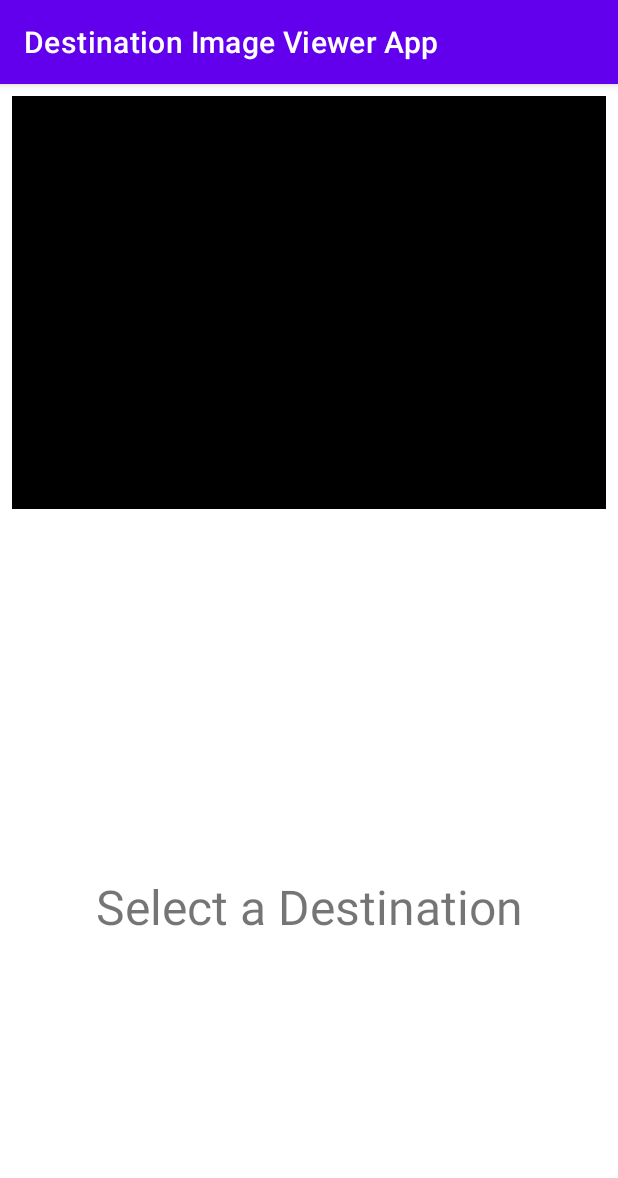
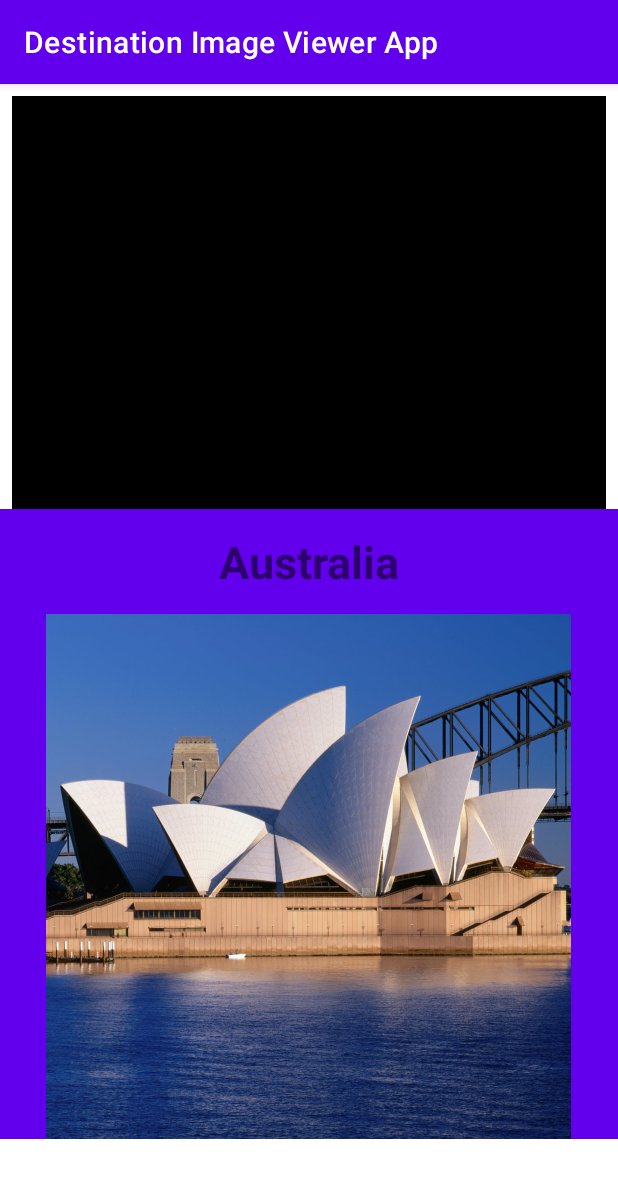
Before and after one commit to CoFlo35/MultipleActivities, an Android app: the screen it shows after launch (SelectActivity), on a phone screen of 412 x 824 dp. Shown: the top 1178 px of the screen. Run offline under Robolectric (Android 15) with nearby library versions, the phone set to English and light mode, and no system bars; libraries missing offline, so code that uses them is left out: edu.temple; 2 statements that could not run were skipped.

Commit message:
Non - Reusable DisplayFragment

```diff
--- a/app/build.gradle
+++ b/app/build.gradle
@@ -37,6 +37,7 @@ dependencies {
     implementation 'androidx.appcompat:appcompat:1.3.1'
     implementation 'com.google.android.material:material:1.4.0'
     implementation 'androidx.constraintlayout:constraintlayout:2.1.1'
+    implementation 'androidx.legacy:legacy-support-v4:1.0.0'
     testImplementation 'junit:junit:4.+'
     androidTestImplementation 'androidx.test.ext:junit:1.1.3'
     androidTestImplementation 'androidx.test.espresso:espresso-core:3.4.0'
--- /dev/null
+++ b/app/src/main/java/edu/temple/lab_4_multiple_activities/DisplayFragment.kt
@@ -0,0 +1,63 @@
+package edu.temple.lab_4_multiple_activities
+
+import android.os.Bundle
+import androidx.fragment.app.Fragment
+import android.view.LayoutInflater
+import android.view.View
+import android.view.ViewGroup
+import android.widget.ImageView
+import android.widget.TextView
+
+
+     lateinit var layout:View
+    lateinit var textView: TextView
+    lateinit var imageView: ImageView
+
+class DisplayFragment : Fragment() {
+
+    var name : String = "Australia"
+    var image : Int = R.drawable.australia.toInt()
+
+    override fun onCreate(savedInstanceState: Bundle?) {
+        super.onCreate(savedInstanceState)
+
+    }
+
+    override fun onCreateView(
+        inflater: LayoutInflater, container: ViewGroup?,
+        savedInstanceState: Bundle?
+    ): View? {
+        layout = inflater.inflate(R.layout.fragment_display, container, false)
+
+        textView = layout.findViewById(R.id.display_textViewName)
+        imageView = layout.findViewById(R.id.displayImageView)
+
+        textView.text = name
+        imageView.setImageResource(image)
+
+        return layout
+    }
+
+
+    companion object {
+        /**
+         * Use this factory method to create a new instance of
+         * this fragment using the provided parameters.
+         *
+         * @param param1 Parameter 1.
+         * @param param2 Parameter 2.
+         * @return A new instance of fragment DisplayFragment.
+         */
+        // TODO: Rename and change types and number of parameters
+        @JvmStatic
+        fun newInstance(param1: String, param2: Int) =
+            DisplayFragment().apply {
+                arguments = Bundle().apply {
+                    putString("name", param1)
+                    putInt("image", param2)
+                }
+            }
+    }
+
+
+}
--- a/app/src/main/java/edu/temple/lab_4_multiple_activities/SelectActivity.kt
+++ b/app/src/main/java/edu/temple/lab_4_multiple_activities/SelectActivity.kt
@@ -12,9 +12,19 @@ import edu.temple.Lab_4_Multiple_Activites.ImageAdapter
 import edu.temple.Lab_4_Multiple_Activites.ImageObject
 
 class SelectActivity : AppCompatActivity() {
+    lateinit var fragment : DisplayFragment
+
     override fun onCreate(savedInstanceState: Bundle?) {
         super.onCreate(savedInstanceState)
         setContentView(R.layout.activity_main)
+
+        fragment = DisplayFragment()
+
+        supportFragmentManager.beginTransaction()
+            .add(R.id.container1, fragment)
+            .commit()
+
+
 
         //initialize the list of objects
         val items = setDataInList()
@@ -29,6 +39,8 @@ class SelectActivity : AppCompatActivity() {
         // and then passed to adapter
         // This allows the onClick() callback
         // to have access to the activity's members
+
+
         val onClickListener = View.OnClickListener {
             val itemPosition = recyclerView.getChildAdapterPosition(it)
 
@@ -60,6 +72,8 @@ class SelectActivity : AppCompatActivity() {
 
         }
 
+
+
     }
 
     // Test data
--- a/app/src/main/res/layout/activity_main.xml
+++ b/app/src/main/res/layout/activity_main.xml
@@ -5,20 +5,7 @@
     android:id="@+id/constraint"
     android:layout_width="match_parent"
     android:layout_height="match_parent"
-    tools:context="edu.temple.Lab_4_Multiple_Activites.ImageActivity">
-
-    <TextView
-        android:id="@+id/textView"
-        android:layout_width="349dp"
-        android:layout_height="125dp"
-        android:gravity="center"
-        android:text="@string/selction_prompt"
-        android:textSize="32sp"
-        app:layout_constraintBottom_toBottomOf="parent"
-        app:layout_constraintLeft_toLeftOf="parent"
-        app:layout_constraintRight_toRightOf="parent"
-        app:layout_constraintTop_toTopOf="parent"
-        app:layout_constraintVertical_bias="0.756" />
+    tools:context=".SelectActivity">
 
     <androidx.recyclerview.widget.RecyclerView
         android:id="@+id/recyclerView"
@@ -35,5 +22,14 @@
 
     </androidx.recyclerview.widget.RecyclerView>
 
+    <androidx.fragment.app.FragmentContainerView
+        android:id="@+id/container1"
+        android:name="edu.temple.lab_4_multiple_activities.DisplayFragment"
+        android:layout_width="wrap_content"
+        android:layout_height="wrap_content"
+        app:layout_constraintEnd_toEndOf="parent"
+        app:layout_constraintStart_toStartOf="parent"
+        app:layout_constraintTop_toBottomOf="@id/recyclerView" />
+
 
 </androidx.constraintlayout.widget.ConstraintLayout>
--- /dev/null
+++ b/app/src/main/res/layout/fragment_display.xml
@@ -0,0 +1,37 @@
+<?xml version="1.0" encoding="utf-8"?>
+<androidx.constraintlayout.widget.ConstraintLayout xmlns:android="http://schemas.android.com/apk/res/android"
+    xmlns:app="http://schemas.android.com/apk/res-auto"
+    xmlns:tools="http://schemas.android.com/tools"
+    android:layout_width="wrap_content"
+    android:layout_height="wrap_content"
+    android:background="@color/purple_500"
+    tools:context=".DisplayFragment">
+
+
+    <TextView
+        android:id="@+id/display_textViewName"
+        android:layout_width="225dp"
+        android:layout_height="70dp"
+        android:layout_marginStart="114dp"
+
+        android:layout_marginEnd="115dp"
+        android:gravity="center"
+        android:text="Name"
+        android:textSize="30dp"
+        android:textStyle="bold"
+        app:layout_constraintEnd_toEndOf="parent"
+        app:layout_constraintHorizontal_bias="0.488"
+        app:layout_constraintStart_toStartOf="parent"
+        app:layout_constraintTop_toTopOf="parent" />
+
+    <ImageView
+        android:id="@+id/displayImageView"
+        android:layout_width="350dp"
+        android:layout_height="350dp"
+        app:layout_constraintEnd_toEndOf="parent"
+        app:layout_constraintHorizontal_bias="0.491"
+        app:layout_constraintStart_toStartOf="parent"
+        app:layout_constraintTop_toBottomOf="@+id/display_textViewName"
+        tools:srcCompat="@tools:sample/avatars" />
+
+</androidx.constraintlayout.widget.ConstraintLayout>
--- a/app/src/main/res/values/strings.xml
+++ b/app/src/main/res/values/strings.xml
@@ -1,31 +1,31 @@
 <resources>
     <string name="app_name" translatable="false">Lab_4_Multiple_Activities</string>
     <string name="selction_prompt">Select a Destination</string>
-    <string name ="destination_option_0">Australia</string>
-    <string name ="destination_option_1">Brazil</string>
-    <string name ="destination_option_2">China</string>
-    <string name ="destination_option_3">Dubai</string>
-    <string name ="destination_option_4">Eygpt</string>
-    <string name ="destination_option_5">France</string>
-    <string name ="destination_option_6">India</string>
-    <string name ="destination_option_7">Italy</string>
-    <string name ="destination_option_8">New York</string>
-    <string name ="destination_option_9">Rome</string>
-    <string name ="destination_option_10">Russia</string>
+    <string name="destination_option_0">Australia</string>
+    <string name="destination_option_1">Brazil</string>
+    <string name="destination_option_2">China</string>
+    <string name="destination_option_3">Dubai</string>
+    <string name="destination_option_4">Eygpt</string>
+    <string name="destination_option_5">France</string>
+    <string name="destination_option_6">India</string>
+    <string name="destination_option_7">Italy</string>
+    <string name="destination_option_8">New York</string>
+    <string name="destination_option_9">Rome</string>
+    <string name="destination_option_10">Russia</string>
 
-    <string name ="description_0">Welcome to the Sydney Opera House, Sydney, Australia</string>
-    <string name ="description_1">Welcome to Christ the Redeemer, Rio de JaneiroBrazil</string>
-    <string name ="description_2">Welcome to the Leshan Giant Budda, Leshan, China</string>
-    <string name ="description_3">Welcome to the Burj Khalifa, Dubai, UAE</string>
-    <string name ="description_4">Welcome to the Great Pyramids of Gyza, Gyza, Egypt</string>
-    <string name ="description_5">Welcome to the Eiffel Tower, Paris, France</string>
-    <string name ="description_6">Welcome to the Taj Mahal, Agra, India</string>
-    <string name ="description_7">Welcome to the Leaning Tower of Piza, Piazza del Duomo, Italy</string>
-    <string name ="description_8">Welcome to the Freedom Tower, New York, USA</string>
-    <string name ="description_9">Welcome to the Collosseum, Rome, Italy</string>
-    <string name ="description_10">Welcome to the Cathedral of Vasily the Blessed, Moscow, Russia</string>
+    <string name="description_0">Welcome to the Sydney Opera House, Sydney, Australia</string>
+    <string name="description_1">Welcome to Christ the Redeemer, Rio de JaneiroBrazil</string>
+    <string name="description_2">Welcome to the Leshan Giant Budda, Leshan, China</string>
+    <string name="description_3">Welcome to the Burj Khalifa, Dubai, UAE</string>
+    <string name="description_4">Welcome to the Great Pyramids of Gyza, Gyza, Egypt</string>
+    <string name="description_5">Welcome to the Eiffel Tower, Paris, France</string>
+    <string name="description_6">Welcome to the Taj Mahal, Agra, India</string>
+    <string name="description_7">Welcome to the Leaning Tower of Piza, Piazza del Duomo, Italy</string>
+    <string name="description_8">Welcome to the Freedom Tower, New York, USA</string>
+    <string name="description_9">Welcome to the Collosseum, Rome, Italy</string>
+    <string name="description_10">Welcome to the Cathedral of Vasily the Blessed, Moscow, Russia</string>
 
-    <string-array name = "Destination_Names">
+    <string-array name="Destination_Names">
         <item>@string/destination_option_0</item>
         <item>@string/destination_option_1</item>
         <item>@string/destination_option_2</item>
@@ -39,7 +39,7 @@
         <item>@string/destination_option_10</item>
     </string-array>
 
-    <string-array name = "Destination_Description">
+    <string-array name="Destination_Description">
         <item>@string/description_0</item>
         <item>@string/description_1</item>
         <item>@string/description_2</item>
@@ -52,4 +52,6 @@
         <item>@string/description_9</item>
         <item>@string/description_10</item>
     </string-array>
+    <!-- TODO: Remove or change this placeholder text -->
+    <string name="hello_blank_fragment">Hello blank fragment</string>
 </resources>
```
